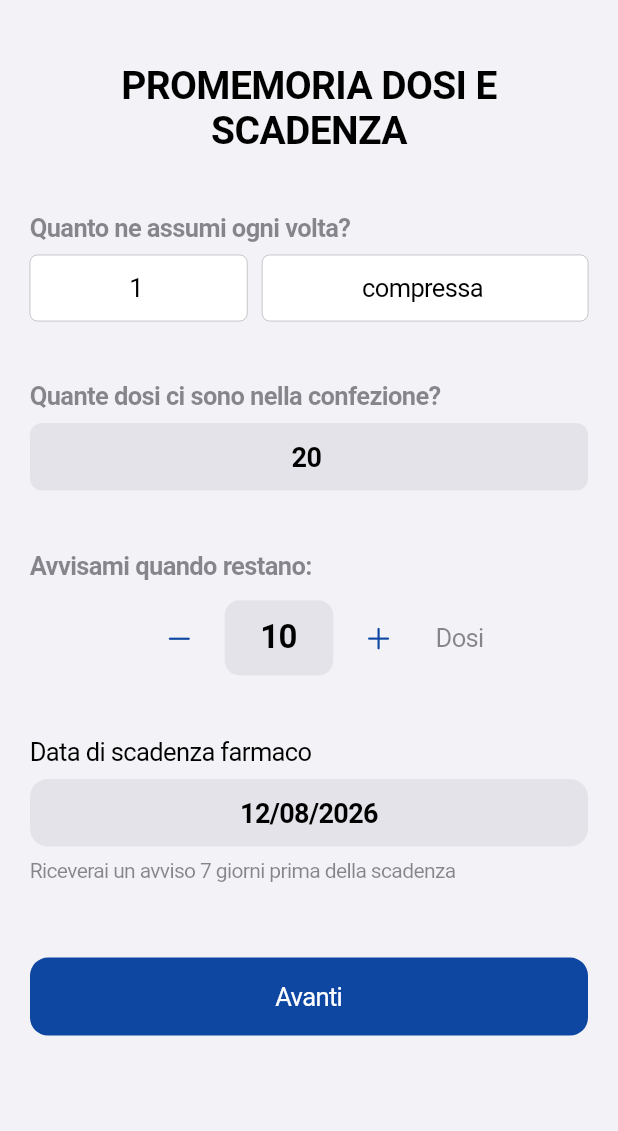
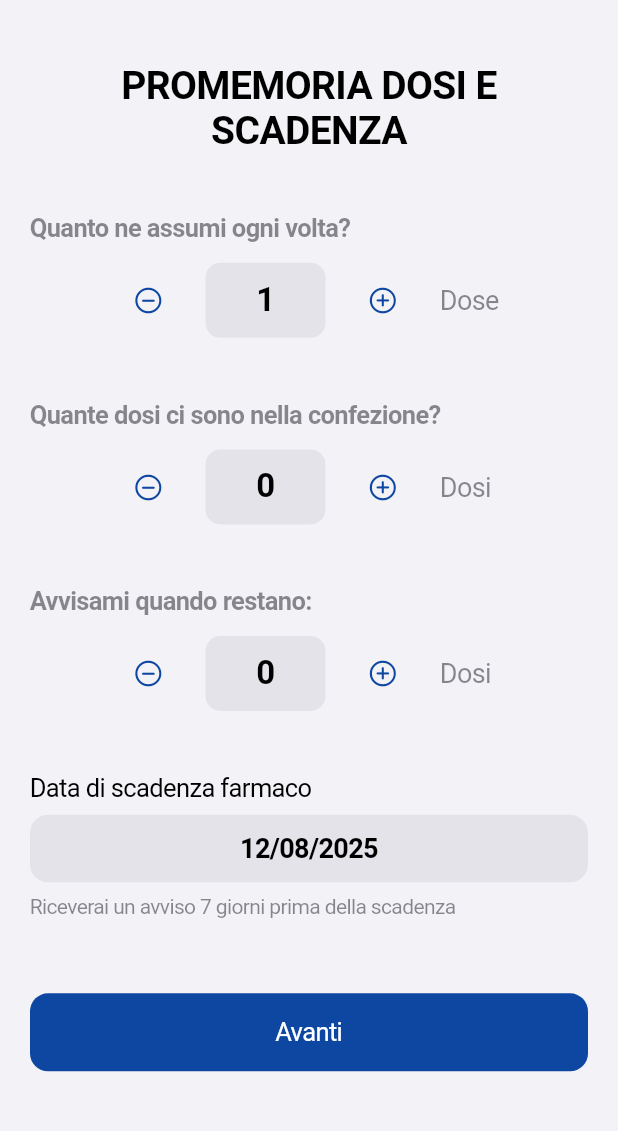
Before and after one commit to fgangi/AkoraApp, a Flutter app: the DoseAndExpiryScreen screen opened directly with empty values, on a phone screen of 412 x 824 dp, the part 48-1179 px from its top. Run offline on Flutter 3.47's test engine with Material 3 defaults, Android fonts, the phone set to English and light mode, and no system bars; our stand-ins replace drift, flutter_local_notifications, flutter_slidable, flutter_timezone, font_awesome_flutter, go_router and 1 more; accounts and stored records are empty; generated files the repository leaves out were written again.

Commit message:
added icon and other assets, fixed UI, simplified UX

```diff
--- a/lib/data/sources/local/app_database.dart
+++ b/lib/data/sources/local/app_database.dart
@@ -15,7 +15,6 @@ class Therapies extends Table {
   TextColumn get drugName => text()();
   TextColumn get drugDosage => text()();
   TextColumn get doseAmount => text().withDefault(const Constant('1'))();
-  TextColumn get doseUnit => text().withDefault(const Constant('compressa'))();
   TextColumn get takingFrequency => text().map(const TakingFrequencyConverter())();
   TextColumn get reminderTimes => text().map(const ReminderTimesConverter())();
   BoolColumn get repeatAfter10Min => boolean()();
@@ -63,7 +62,7 @@ class AppDatabase extends _$AppDatabase {
   AppDatabase() : super(_openConnection());
 
   @override
-  int get schemaVersion => 4;
+  int get schemaVersion => 5;
 
   Future<int> createTherapy(TherapiesCompanion entry) {
     return into(therapies).insert(entry);
--- a/lib/features/therapy_management/models/therapy_setup_model.dart
+++ b/lib/features/therapy_management/models/therapy_setup_model.dart
@@ -21,7 +21,6 @@ class TherapySetupData {
   Therapy? initialTherapy;
   bool isSingleEditMode;
   String doseAmount;
-  String doseUnit;
 
   TherapySetupData({
     required this.currentDrug,
@@ -35,7 +34,6 @@ class TherapySetupData {
     this.expiryDate,
     this.initialTherapy,
     required this.doseAmount,
-    required this.doseUnit,
     this.isSingleEditMode = false,
   });
 
@@ -61,7 +59,6 @@ class TherapySetupData {
       initialTherapy: therapy,
       isSingleEditMode: false,
       doseAmount: therapy.doseAmount,
-      doseUnit: therapy.doseUnit,
     );
   }
 }
--- a/lib/features/therapy_management/screens/dose_and_expiry_screen.dart
+++ b/lib/features/therapy_management/screens/dose_and_expiry_screen.dart
@@ -13,37 +13,32 @@ class DoseAndExpiryScreen extends StatefulWidget {
 }
 
 class _DoseAndExpiryScreenState extends State<DoseAndExpiryScreen> {
-  final TextEditingController _doseAmountController = TextEditingController();
-  final TextEditingController _doseUnitController = TextEditingController();
+  // State variables
+  late int _doseAmount;
+  late int _initialDoses;
   late int _remainingDosesThreshold;
   DateTime? _expiryDate;
-  final TextEditingController _initialDoseController = TextEditingController();
 
   @override
   void initState() {
     super.initState();
     if (widget.initialData.initialTherapy != null) {
-      // Edit Mode
+      // Edit Mode: Pre-fill from existing therapy data
+      _doseAmount = int.tryParse(widget.initialData.doseAmount) ?? 1;
+      _initialDoses = widget.initialData.initialDoses ?? 20;
       _remainingDosesThreshold = widget.initialData.doseThreshold;
       _expiryDate = widget.initialData.expiryDate;
-      _initialDoseController.text = widget.initialData.initialDoses?.toString() ?? '';
-      _doseAmountController.text = widget.initialData.initialTherapy!.doseAmount;
-      _doseUnitController.text = widget.initialData.initialTherapy!.doseUnit;
     } else {
-      // Create Mode
-      _remainingDosesThreshold = 10;
-      _expiryDate = DateTime(DateTime.now().year + 1, DateTime.now().month, DateTime.now().day);
-      _initialDoseController.text = '20';
-      _doseAmountController.text = '1';
-      _doseUnitController.text = 'compressa';
+      // Create Mode: Use defaults from the data model
+      _doseAmount = int.tryParse(widget.initialData.doseAmount) ?? 1;
+      _initialDoses = widget.initialData.initialDoses ?? 20;
+      _remainingDosesThreshold = widget.initialData.doseThreshold;
+      _expiryDate = widget.initialData.expiryDate;
     }
   }
 
   @override
   void dispose() {
-    _initialDoseController.dispose();
-    _doseAmountController.dispose();
-    _doseUnitController.dispose();
     super.dispose();
   }
 
@@ -51,9 +46,8 @@ class _DoseAndExpiryScreenState extends State<DoseAndExpiryScreen> {
     final updatedData = widget.initialData
       ..doseThreshold = _remainingDosesThreshold
       ..expiryDate = _expiryDate
-      ..initialDoses = int.tryParse(_initialDoseController.text)
-      ..doseAmount = _doseAmountController.text
-      ..doseUnit = _doseUnitController.text;
+      ..initialDoses = _initialDoses
+      ..doseAmount = _doseAmount.toString();
 
     if (widget.initialData.isSingleEditMode) {
       context.pop(updatedData);
@@ -105,57 +99,46 @@ class _DoseAndExpiryScreenState extends State<DoseAndExpiryScreen> {
                 style: TextStyle(fontSize: 26, fontWeight: FontWeight.bold),
               ),
               const SizedBox(height: 40),
-              const Text(
-                'Quanto ne assumi ogni volta?',
-                style: TextStyle(fontSize: 17, fontWeight: FontWeight.w600, color: CupertinoColors.secondaryLabel),
-              ),
-              const SizedBox(height: 8),
-              Row(
-                children: [
-                  Expanded(
-                    flex: 2,
-                    child: CupertinoTextField(
-                      controller: _doseAmountController,
-                      keyboardType: const TextInputType.numberWithOptions(decimal: true),
-                      placeholder: 'Quantità',
-                      textAlign: TextAlign.center,
-                      padding: const EdgeInsets.all(12),
-                    ),
-                  ),
-                  const SizedBox(width: 10),
-                  Expanded(
-                    flex: 3,
-                    child: CupertinoTextField(
-                      controller: _doseUnitController,
-                      placeholder: 'es. compressa, gocce',
-                      textAlign: TextAlign.center,
-                      padding: const EdgeInsets.all(12),
-                    ),
-                  ),
-                ],
-              ),
-              // --- END OF ADDED/CORRECTED UI SECTION ---
 
-              const SizedBox(height: 40),
-              const Text('Quante dosi ci sono nella confezione?', style: TextStyle(fontSize: 17, fontWeight: FontWeight.w600, color: CupertinoColors.secondaryLabel)),
-              const SizedBox(height: 8),
-              CupertinoTextField(
-                controller: _initialDoseController,
-                placeholder: 'Es. 20',
-                keyboardType: TextInputType.number,
-                textAlign: TextAlign.center,
-                padding: const EdgeInsets.all(12),
-                style: const TextStyle(fontSize: 18, fontWeight: FontWeight.w600),
-                decoration: BoxDecoration(
-                  color: CupertinoColors.tertiarySystemFill.resolveFrom(context),
-                  borderRadius: BorderRadius.circular(8.0),
-                ),
+              // --- Dose Amount Stepper ---
+              const Text('Quanto ne assumi ogni volta?', style: TextStyle(fontSize: 17, fontWeight: FontWeight.w600, color: CupertinoColors.secondaryLabel)),
+              const SizedBox(height: 12),
+              _buildDoseStepper(
+                value: _doseAmount,
+                onDecrement: () {
+                  if (_doseAmount > 1) setState(() => _doseAmount--);
+                },
+                onIncrement: () => setState(() => _doseAmount++),
+                label: _doseAmount == 1 ? 'Dose' : 'Dosi',
               ),
               const SizedBox(height: 40),
+
+              // --- Initial Doses in Package Stepper ---
+              const Text('Quante dosi ci sono nella confezione?', style: TextStyle(fontSize: 17, fontWeight: FontWeight.w600, color: CupertinoColors.secondaryLabel)),
+              const SizedBox(height: 12),
+              _buildDoseStepper(
+                value: _initialDoses,
+                onDecrement: () {
+                  if (_initialDoses > 1) setState(() => _initialDoses--);
+                },
+                onIncrement: () => setState(() => _initialDoses++),
+                label: _initialDoses == 1 ? 'Dose' : 'Dosi',
+              ),
+              const SizedBox(height: 40),
+
+              // --- Low Stock Threshold Stepper ---
               const Text('Avvisami quando restano:', style: TextStyle(fontSize: 17, fontWeight: FontWeight.w600, color: CupertinoColors.secondaryLabel)),
               const SizedBox(height: 12),
-              _buildDoseSelector(),
+              _buildDoseStepper(
+                value: _remainingDosesThreshold,
+                onDecrement: () {
+                  if (_remainingDosesThreshold > 1) setState(() => _remainingDosesThreshold--);
+                },
+                onIncrement: () => setState(() => _remainingDosesThreshold++),
+                label: _remainingDosesThreshold == 1 ? 'Dose' : 'Dosi',
+              ),
               const SizedBox(height: 40),
+
               _buildExpiryDateSelector(),
               const SizedBox(height: 50),
               CupertinoButton.filled(
@@ -170,32 +153,37 @@ class _DoseAndExpiryScreenState extends State<DoseAndExpiryScreen> {
     );
   }
 
-  Widget _buildDoseSelector() {
+  Widget _buildDoseStepper({
+    required int value,
+    required VoidCallback onDecrement,
+    required VoidCallback onIncrement,
+    required String label,
+  }) {
     return Row(
       mainAxisAlignment: MainAxisAlignment.center,
       children: [
-        CupertinoButton(
-          onPressed: () {
-            if (_remainingDosesThreshold > 1) {
-              setState(() => _remainingDosesThreshold--);
-            }
-          },
-          child: const Icon(CupertinoIcons.minus),
-        ),
+        CupertinoButton(onPressed: onDecrement, child: const Icon(CupertinoIcons.minus_circle)),
         Container(
-          padding: const EdgeInsets.symmetric(horizontal: 24, vertical: 12),
+          width: 80, // Give it a fixed width for consistent alignment
+          padding: const EdgeInsets.symmetric(vertical: 12),
+          margin: const EdgeInsets.symmetric(horizontal: 8),
           decoration: BoxDecoration(
             color: CupertinoColors.tertiarySystemFill.resolveFrom(context),
             borderRadius: BorderRadius.circular(10),
           ),
-          child: Text(_remainingDosesThreshold.toString(), style: const TextStyle(fontSize: 22, fontWeight: FontWeight.bold)),
+          child: Text(
+            value.toString(),
+            textAlign: TextAlign.center,
+            style: const TextStyle(fontSize: 22, fontWeight: FontWeight.bold),
+          ),
         ),
-        CupertinoButton(
-          onPressed: () => setState(() => _remainingDosesThreshold++),
-          child: const Icon(CupertinoIcons.add),
+        CupertinoButton(onPressed: onIncrement, child: const Icon(CupertinoIcons.add_circled)),
+        const SizedBox(width: 8),
+        // Use a SizedBox to give the label a fixed width, helping to center the whole component
+        SizedBox(
+          width: 50,
+          child: Text(label, style: const TextStyle(color: CupertinoColors.secondaryLabel, fontSize: 18)),
         ),
-        const SizedBox(width: 8),
-        const Text('Dosi', style: TextStyle(color: CupertinoColors.secondaryLabel)),
       ],
     );
   }
```
Also changed, not shown: lib/core/services/notification_service.dart (+8 -3 lines), lib/features/home/screens/home_screen.dart (+38 -4 lines), lib/features/home/widgets/therapy_card.dart (+75 -37 lines), lib/features/therapy_management/screens/drug_search_screen.dart (+6 -4 lines), lib/features/therapy_management/screens/reminder_time_screen.dart (+1 -17 lines), lib/features/therapy_management/screens/therapy_detail_screen.dart (+7 -3 lines), lib/features/therapy_management/screens/therapy_summary_screen.dart (+18 -13 lines), pubspec.yaml (+10 -3 lines), assets/icon/icon.png (added), assets/images/akora_logo_banner-b.png (added), assets/images/akora_logo_banner-w.png (added), lib/data/sources/local/app_database.g.dart, pubspec.lock, 29 other files.
